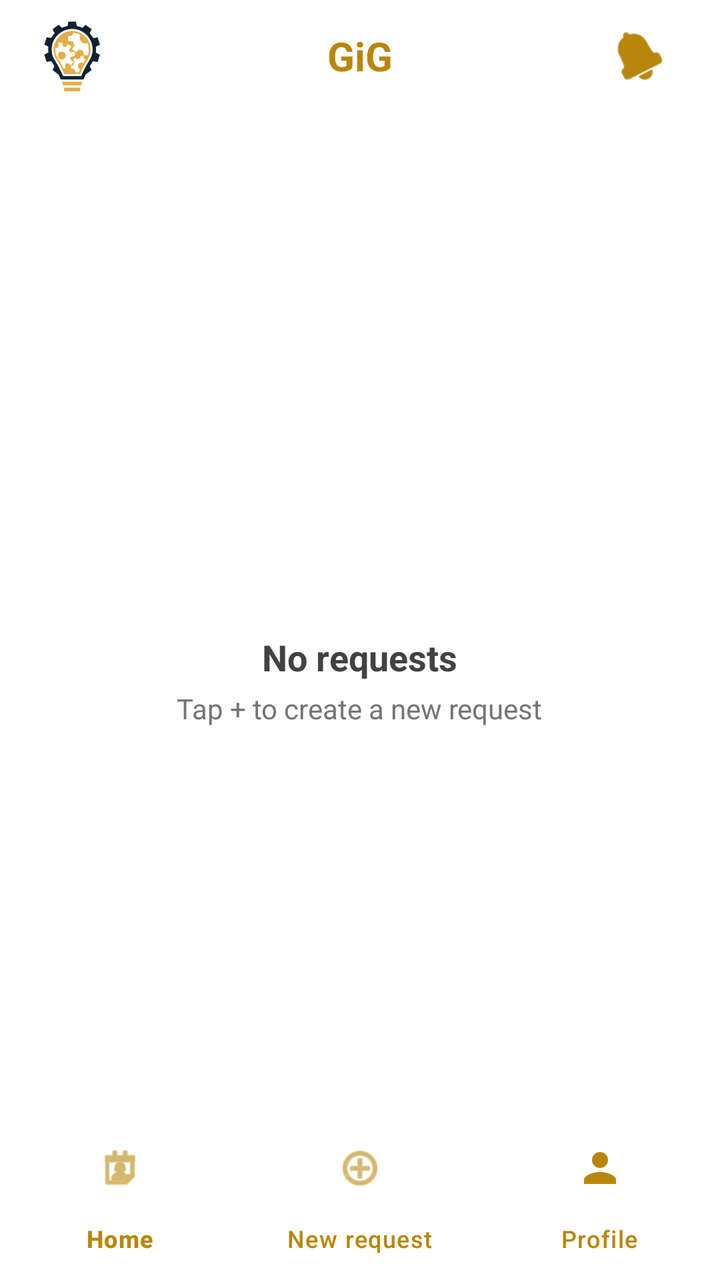
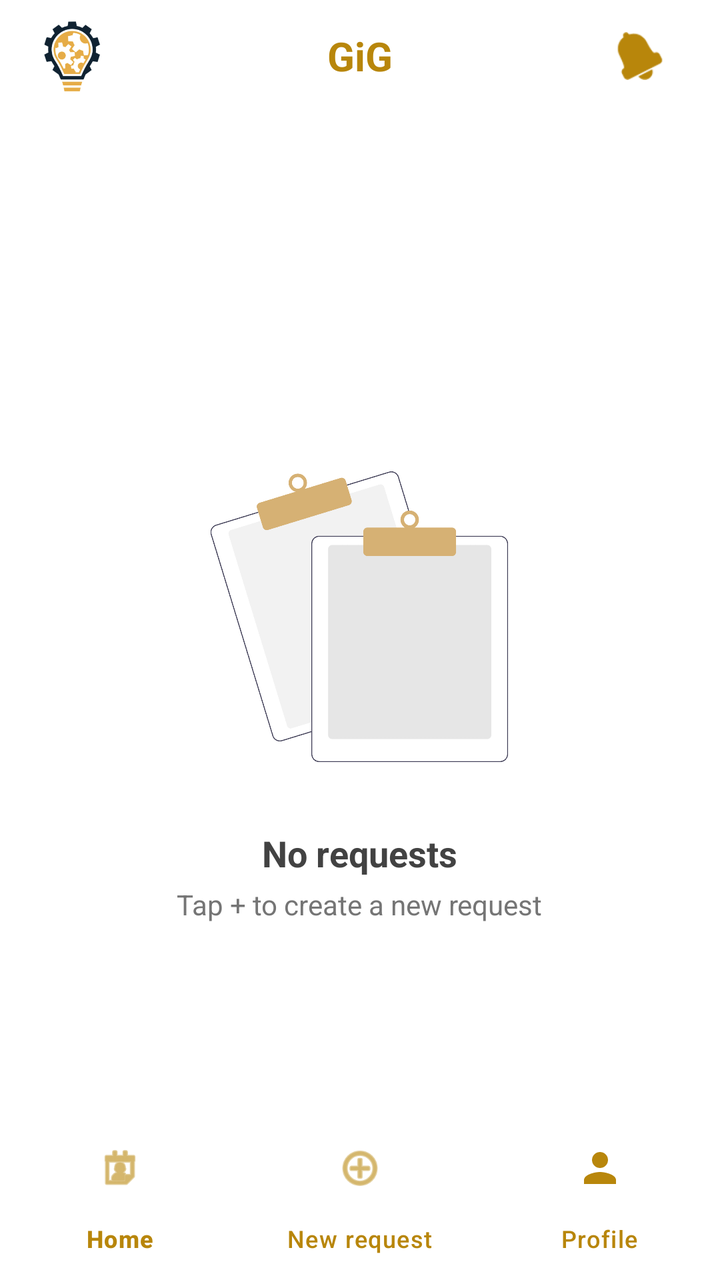

Compare the two renders of this Android layout. The source of the first and the diff that turns it into the second are given below.
<!-- AndroidManifest.xml: application theme Theme.G08 -->
<!-- res/layout/home_client.xml -->
<?xml version="1.0" encoding="utf-8"?>
<androidx.constraintlayout.widget.ConstraintLayout xmlns:android="http://schemas.android.com/apk/res/android"
    xmlns:app="http://schemas.android.com/apk/res-auto"
    xmlns:tools="http://schemas.android.com/tools"
    android:layout_width="match_parent"
    android:layout_height="match_parent"
    android:fitsSystemWindows="true">

    <LinearLayout
        android:id="@+id/contentArea"
        android:layout_width="match_parent"
        android:layout_height="0dp"
        android:orientation="vertical"
        app:layout_constraintBottom_toTopOf="@+id/bottomNav"
        app:layout_constraintTop_toTopOf="parent">

        
        <FrameLayout
            android:id="@+id/topNavBar"
            android:layout_width="match_parent"
            android:layout_height="56dp"
            android:paddingStart="16dp"
            android:paddingEnd="16dp"
            android:background="@color/white">

            <ImageView
                android:id="@+id/imgLogobulb"
                android:layout_width="40dp"
                android:layout_height="40dp"
                android:layout_gravity="start|center_vertical"
                android:contentDescription="@string/app_name"
                app:srcCompat="@drawable/gig_bulb_logo" />

            <TextView
                android:id="@+id/topNavTitle"
                android:layout_width="wrap_content"
                android:layout_height="wrap_content"
                android:layout_gravity="center"
                android:text="@string/app_name_gig"
                android:textColor="@color/main_cust_color"
                android:textSize="20sp"
                android:textStyle="bold" />

            <ImageButton
                android:id="@+id/btnNotification"
                android:layout_width="48dp"
                android:layout_height="48dp"
                android:layout_gravity="end|center_vertical"
                android:background="?attr/selectableItemBackgroundBorderless"
                android:contentDescription="@string/notification"
                android:scaleType="centerInside"
                android:padding="12dp"
                app:srcCompat="@android:drawable/ic_popup_reminder"
                app:tint="@color/main_cust_color" />
        </FrameLayout>

        
        <FrameLayout
            android:layout_width="match_parent"
            android:layout_height="0dp"
            android:layout_weight="1">

            
            <LinearLayout
                android:id="@+id/requestsContent"
                android:layout_width="match_parent"
                android:layout_height="match_parent"
                android:orientation="vertical">

                <com.google.android.material.tabs.TabLayout
                    android:id="@+id/requestsTabLayout"
                    android:layout_width="match_parent"
                    android:layout_height="wrap_content"
                    android:layout_marginTop="8dp"
                    android:background="@color/white"
                    app:tabIndicatorColor="@color/main_cust_color"
                    app:tabSelectedTextColor="@color/main_cust_color"
                    app:tabTextColor="@color/grey"
                    app:tabMode="fixed"
                    app:tabGravity="fill" />

                <FrameLayout
                    android:layout_width="match_parent"
                    android:layout_height="0dp"
                    android:layout_weight="1"
                    android:layout_marginTop="8dp">

                    <androidx.recyclerview.widget.RecyclerView
                        android:id="@+id/requestsList"
                        android:layout_width="match_parent"
                        android:layout_height="match_parent"
                        android:clipToPadding="false"
                        android:paddingTop="8dp"
                        android:paddingBottom="16dp" />

                    <LinearLayout
                        android:id="@+id/emptyRequestsView"
                        android:layout_width="wrap_content"
                        android:layout_height="wrap_content"
                        android:layout_gravity="center"
                        android:orientation="vertical"
                        android:gravity="center"
                        android:padding="24dp">

                        <TextView
                            android:layout_width="wrap_content"
                            android:layout_height="wrap_content"
                            android:text="@string/no_requests"
                            android:textColor="@color/main_netural_color"
                            android:textSize="18sp"
                            android:textStyle="bold" />

                        <TextView
                            android:layout_width="wrap_content"
                            android:layout_height="wrap_content"
                            android:layout_marginTop="4dp"
                            android:text="@string/no_requests_hint"
                            android:textColor="@color/grey"
                            android:textSize="14sp" />
                    </LinearLayout>
                </FrameLayout>
            </LinearLayout>

            
            <FrameLayout
                android:id="@+id/profileContent"
                android:layout_width="match_parent"
                android:layout_height="match_parent"
                android:visibility="gone">

                <ScrollView
                    android:layout_width="match_parent"
                    android:layout_height="match_parent"
                    android:fillViewport="true"
                    android:paddingHorizontal="16dp"
                    android:paddingTop="20dp"
                    android:paddingBottom="24dp">

                    <LinearLayout
                        android:layout_width="match_parent"
                        android:layout_height="wrap_content"
                        android:orientation="vertical">













































































                        <com.google.android.material.card.MaterialCardView
                            android:layout_width="match_parent"
                            android:layout_height="wrap_content"
                            app:cardBackgroundColor="@color/white"
                            app:cardCornerRadius="12dp"
                            app:cardElevation="0dp"
                            app:strokeColor="@color/input_border_light_grey"
                            app:strokeWidth="1dp">

                            <LinearLayout
                                android:id="@+id/profileLogoutTile"
                                android:layout_width="match_parent"
                                android:layout_height="wrap_content"
                                android:orientation="horizontal"
                                android:gravity="center_vertical"
                                android:padding="16dp"
                                android:minHeight="56dp"
                                android:background="?attr/selectableItemBackground">

                                <ImageView
                                    android:layout_width="28dp"
                                    android:layout_height="28dp"
                                    android:src="@android:drawable/ic_lock_power_off"
                                    android:contentDescription="@null"
                                    app:tint="@color/main_cust_color" />
                                <TextView
                                    android:layout_width="0dp"
                                    android:layout_height="wrap_content"
                                    android:layout_weight="1"
                                    android:layout_marginStart="16dp"
                                    android:text="@string/logout"
                                    android:textColor="@color/main_netural_color"
                                    android:textSize="16sp"
                                    android:textStyle="bold" />
                            </LinearLayout>
                        </com.google.android.material.card.MaterialCardView>
                    </LinearLayout>
                </ScrollView>
            </FrameLayout>
        </FrameLayout>
    </LinearLayout>

    <com.google.android.material.bottomnavigation.BottomNavigationView
        android:id="@+id/bottomNav"
        android:layout_width="match_parent"
        android:layout_height="wrap_content"
        android:background="@color/white"
        app:itemIconTint="@color/main_cust_color"
        app:itemTextColor="@color/main_cust_color"
        app:labelVisibilityMode="labeled"
        app:menu="@menu/bottom_nav_client"
        app:layout_constraintBottom_toBottomOf="parent"
        app:layout_constraintEnd_toEndOf="parent"
        app:layout_constraintStart_toStartOf="parent" />

</androidx.constraintlayout.widget.ConstraintLayout>
<!-- resources referenced by this layout -->
<resources>
  <color name="grey">#757575</color>
  <color name="input_border_light_grey">#E0E0E0</color>
  <color name="main_cust_color">#B8860B</color>
  <color name="main_netural_color">#424242</color>
  <color name="white">#FFFFFFFF</color>
  <!-- drawable gig_bulb_logo: png bitmap (drawable, 37553 bytes) -->
  <string name="app_name">g08</string>
  <string name="app_name_gig">GiG</string>
  <string name="logout">Logout</string>
  <string name="no_requests">No requests</string>
  <string name="no_requests_hint">Tap + to create a new request</string>
  <string name="notification">Notifications</string>
  <style name="Theme.G08" parent="Base.Theme.G08" />
  <style name="Base.Theme.G08" parent="Theme.Material3.DayNight.NoActionBar">
          
          
          <item name="android:windowBackground">@color/cardview_light_background</item>
          <item name="android:fontFamily">sans-serif</item>
          <item name="materialButtonStyle">@style/Widget.G08.Button</item>
          <item name="editTextStyle">@style/Widget.G08.EditText</item>
      </style>
  <style name="Widget.G08.Button" parent="Widget.Material3.Button">
          <item name="cornerRadius">@dimen/button_corner_radius</item>
          <item name="android:paddingTop">@dimen/button_vertical_padding</item>
          <item name="android:paddingBottom">@dimen/button_vertical_padding</item>
          <item name="android:textStyle">bold</item>
          <item name="android:layout_marginTop">@dimen/button_vertical_margin</item>
          <item name="android:layout_marginBottom">@dimen/button_vertical_margin</item>
      </style>
  <style name="Widget.G08.EditText" parent="Widget.AppCompat.EditText">
          <item name="android:background">@drawable/edittext_bordered</item>
          <item name="android:padding">12dp</item>
      </style>
  <dimen name="button_corner_radius">10dp</dimen>
  <dimen name="button_vertical_padding">15dp</dimen>
  <dimen name="button_vertical_margin">10dp</dimen>
  <!-- drawable edittext_bordered (drawable) -->
  <?xml version="1.0" encoding="utf-8"?>
  <shape xmlns:android="http://schemas.android.com/apk/res/android"
      android:shape="rectangle">
      <solid android:color="@color/white" />
      <stroke
          android:width="1dp"
          android:color="@color/input_border_light_grey" />
      <corners android:radius="10dp" />
  </shape>
</resources>

<!-- the commit's change to res/layout/home_client.xml (unified diff, before → after) -->
@@ -101,6 +101,13 @@
                         android:orientation="vertical"
                         android:gravity="center"
                         android:padding="24dp">
+
+                        <ImageView
+                            android:layout_width="180dp"
+                            android:layout_height="180dp"
+                            android:layout_marginBottom="16dp"
+                            android:contentDescription="@string/no_requests"
+                            android:src="@drawable/empty" />
 
                         <TextView
                             android:layout_width="wrap_content"
<!-- resource entries referenced after the edit -->
@@ -5,6 +5,7 @@
   <color name="main_cust_color">#B8860B</color>
   <color name="main_netural_color">#424242</color>
   <color name="white">#FFFFFFFF</color>
+  <!-- drawable empty: png bitmap (drawable, 62407 bytes) -->
   <!-- drawable gig_bulb_logo: png bitmap (drawable, 37553 bytes) -->
   <string name="app_name">g08</string>
   <string name="app_name_gig">GiG</string>
